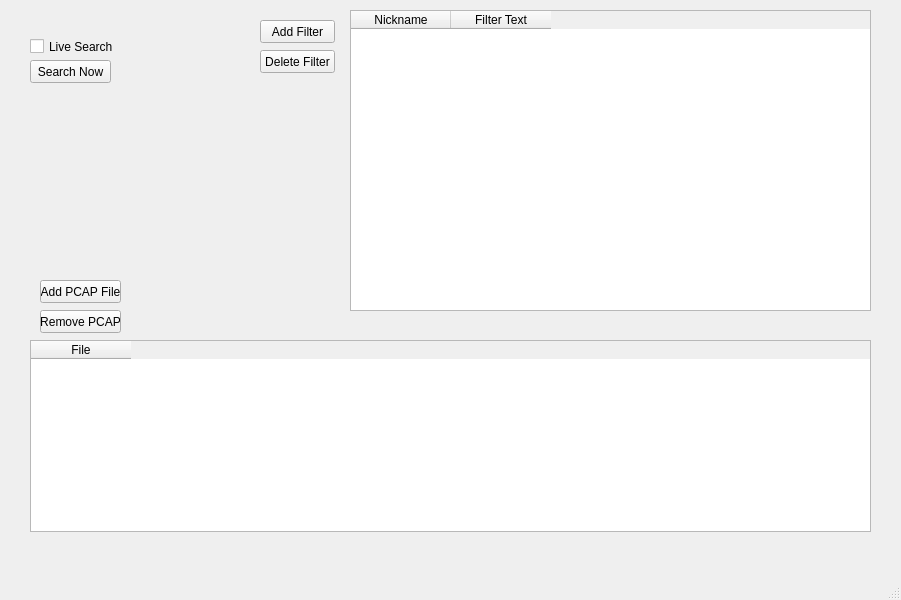
sbrown7792/MultiPCAPSearch, file Source/mainwindow.ui: the form before one commit.
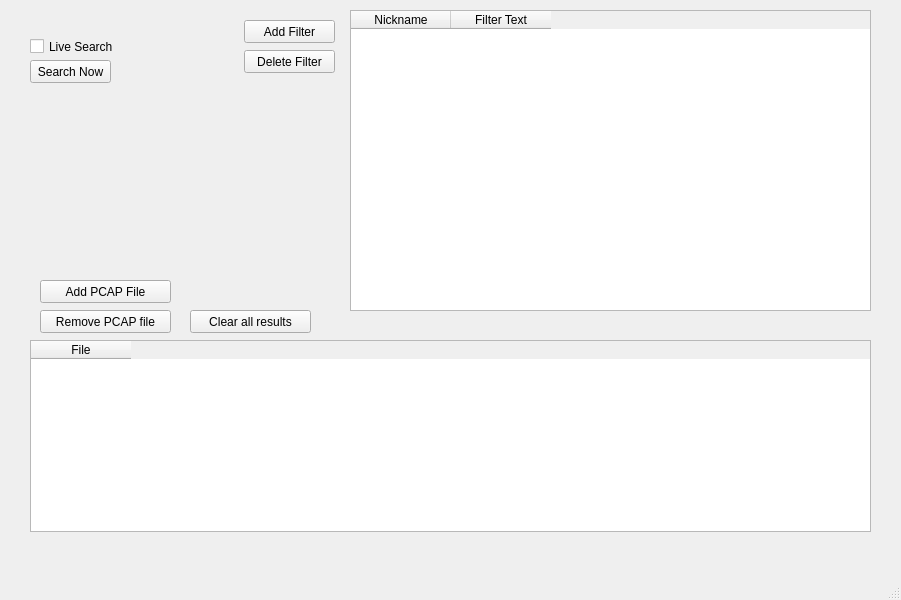
The form after the commit.

Diff of the .ui file:
```diff
--- a/Source/mainwindow.ui
+++ b/Source/mainwindow.ui
@@ -46,7 +46,7 @@
      <rect>
       <x>40</x>
       <y>280</y>
-      <width>81</width>
+      <width>131</width>
       <height>23</height>
      </rect>
     </property>
@@ -59,12 +59,12 @@
      <rect>
       <x>40</x>
       <y>310</y>
-      <width>81</width>
+      <width>131</width>
       <height>23</height>
      </rect>
     </property>
     <property name="text">
-     <string>Remove PCAP</string>
+     <string>Remove PCAP file</string>
     </property>
    </widget>
    <widget class="QTableWidget" name="filterTable">
@@ -96,9 +96,9 @@
    <widget class="QPushButton" name="addFilter">
     <property name="geometry">
      <rect>
-      <x>260</x>
+      <x>244</x>
       <y>20</y>
-      <width>75</width>
+      <width>91</width>
       <height>23</height>
      </rect>
     </property>
@@ -109,9 +109,9 @@
    <widget class="QPushButton" name="deleteFilter">
     <property name="geometry">
      <rect>
-      <x>260</x>
+      <x>244</x>
       <y>50</y>
-      <width>75</width>
+      <width>91</width>
       <height>23</height>
      </rect>
     </property>
@@ -145,6 +145,19 @@
      <string>Live Search</string>
     </property>
    </widget>
+   <widget class="QPushButton" name="clearResults">
+    <property name="geometry">
+     <rect>
+      <x>190</x>
+      <y>310</y>
+      <width>121</width>
+      <height>23</height>
+     </rect>
+    </property>
+    <property name="text">
+     <string>Clear all results</string>
+    </property>
+   </widget>
   </widget>
   <widget class="QMenuBar" name="menubar">
    <property name="geometry">
```
